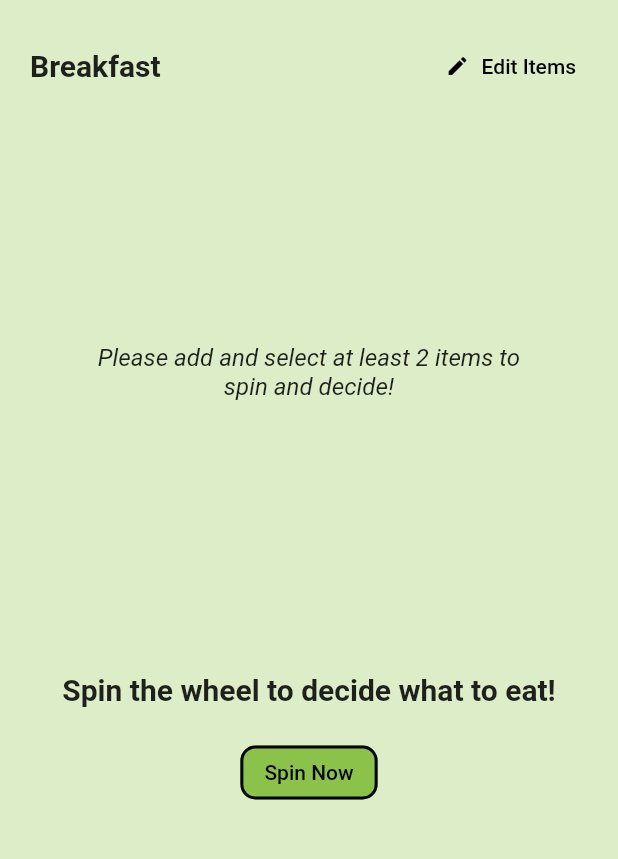
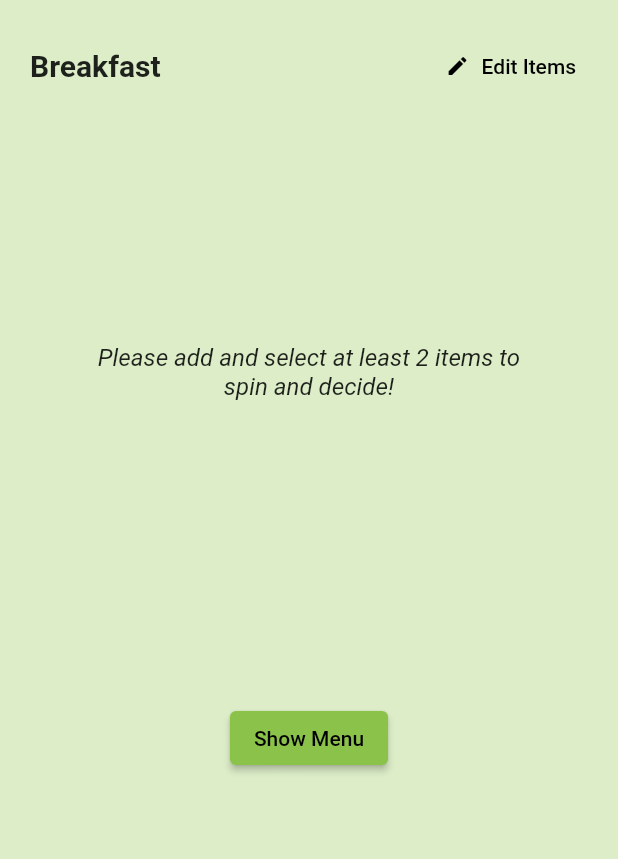
Before and after one commit to ssharanyab/menu-magician, a Flutter app: the SpinPage screen opened directly, on a phone screen of 412 x 824 dp, the part 210-1069 px from its top. Run offline on Flutter 3.47's test engine with Material 2 defaults, Android fonts, the phone set to English and light mode, and no system bars; our stand-ins replace flip_card, flutter_carousel_widget, flutter_fortune_wheel, get, shared_preferences, sqflite; accounts and stored records are empty.

Commit message:
Feat: Added Shared Preference

```diff
--- a/lib/main.dart
+++ b/lib/main.dart
@@ -2,8 +2,11 @@ import 'package:flutter/material.dart';
 import 'package:get/get.dart';
 import 'package:menu_magician/controllers/menu_controller.dart';
 import 'package:menu_magician/pages/home_page.dart';
+import 'package:menu_magician/services/shared_preference.dart';
 
-void main() {
+void main() async {
+  WidgetsFlutterBinding.ensureInitialized();
+  await SharedPreferenceService().init();
   runApp(const MyApp());
 }
 
--- a/lib/pages/spin_page.dart
+++ b/lib/pages/spin_page.dart
@@ -8,6 +8,7 @@ import 'package:menu_magician/models/menu_item_model.dart';
 import 'package:menu_magician/widgets/meal_dropdown.dart';
 
 import '../controllers/menu_controller.dart';
+import '../services/shared_preference.dart';
 import '../utils/border_utils.dart';
 import '../utils/meal_utils.dart';
 import '../widgets/show_hide_menu_items.dart';
@@ -128,7 +129,7 @@ class _SpinPageState extends State<SpinPage> {
                       fontWeight: FontWeight.bold,
                     ),
                   ),
-                  Spacer(),
+                  const Spacer(),
                   TextButton.icon(
                     onPressed: () {
                       showDialog(
@@ -201,6 +202,7 @@ class _SpinPageState extends State<SpinPage> {
                               selectionMade = true;
                               spinning = false;
                             });
+                            saveMenu();
                           },
                           items: [
                             for (var item in menuItemsNames)
@@ -214,7 +216,8 @@ class _SpinPageState extends State<SpinPage> {
                       ),
               ),
               const SizedBox(height: 50.0),
-              SizedBox(
+              menuItemsNames.length > 2
+                  ? SizedBox(
                       width: 350.0,
                       child: selectionMade
                           ? RichText(
@@ -249,7 +252,8 @@ class _SpinPageState extends State<SpinPage> {
                                       ),
                                     ),
                                     const TextSpan(
-                                  text: '\n\nSpin again if you don\'t like it!',
+                                      text:
+                                          '\n\nSpin again if you don\'t like it!',
                                       style: TextStyle(
                                         color: Colors.black,
                                         fontStyle: FontStyle.italic,
@@ -274,9 +278,10 @@ class _SpinPageState extends State<SpinPage> {
                                     fontWeight: FontWeight.bold,
                                   ),
                                   textAlign: TextAlign.center,
-                            )),
+                                ))
+                  : const SizedBox.shrink(),
               const SizedBox(height: 20.0),
-              !spinning
+              !spinning && menuItemsNames.length > 2
                   ? ElevatedButton(
                       style: ElevatedButton.styleFrom(
                         shape: RoundedRectangleBorder(
@@ -294,10 +299,28 @@ class _SpinPageState extends State<SpinPage> {
                           : const Text('Spin Again'),
                     )
                   : const SizedBox.shrink(),
+              ElevatedButton(
+                onPressed: () {
+                  showMenu();
+                },
+                child: const Text('Show Menu'),
+              )
             ],
           ),
         ),
       ),
+    );
+  }
+
+  void showMenu() async {
+    String menu = '';
+    menu = await SharedPreferenceService.getMenuItem(meal.mealName);
+  }
+
+  void saveMenu() async {
+    await SharedPreferenceService.setMenuItem(
+      meal.mealName,
+      selectedMenuItem,
     );
   }
 
--- /dev/null
+++ b/lib/services/shared_preference.dart
@@ -0,0 +1,25 @@
+import 'package:shared_preferences/shared_preferences.dart';
+
+class SharedPreferenceService {
+  static SharedPreferenceService? _instance;
+  static SharedPreferences? _sharedPreferences;
+
+  factory SharedPreferenceService() {
+    _instance ??= SharedPreferenceService._();
+    return _instance!;
+  }
+
+  SharedPreferenceService._();
+
+  Future<void> init() async {
+    _sharedPreferences ??= await SharedPreferences.getInstance();
+  }
+
+  static setMenuItem(String mealName, String menuItemsName) async {
+    await _sharedPreferences?.setString(mealName, menuItemsName);
+  }
+
+  static getMenuItem(String mealName) async {
+    return _sharedPreferences?.getString(mealName) ?? '';
+  }
+}
--- a/pubspec.yaml
+++ b/pubspec.yaml
@@ -34,12 +34,13 @@ dependencies:
 
   # The following adds the Cupertino Icons font to your application.
   # Use with the CupertinoIcons class for iOS style icons.
-  cupertino_icons: ^1.0.2
+  cupertino_icons: ^1.0.5
   get: ^4.6.5
   sqflite: ^2.2.8+4
   flutter_carousel_widget: ^2.0.4
   flip_card: ^0.7.0
-  flutter_fortune_wheel: ^1.2.1
+  flutter_fortune_wheel: ^1.3.0
+  shared_preferences: ^2.2.0
 
 
 dev_dependencies:
```
Also changed, not shown: pubspec.lock. Lines whose indentation alone changed are shown as unchanged.
